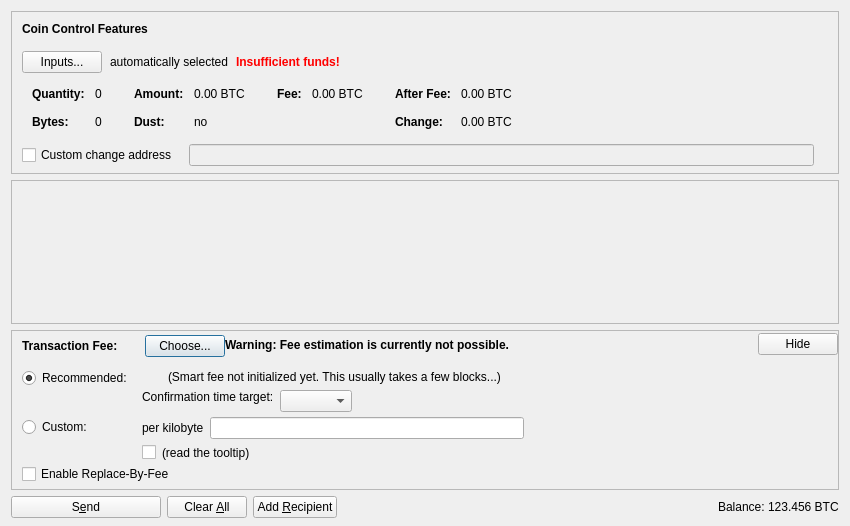
Old version of the form src/qt/forms/sendcoinsdialog.ui in the repository SvenKercher/dd4.
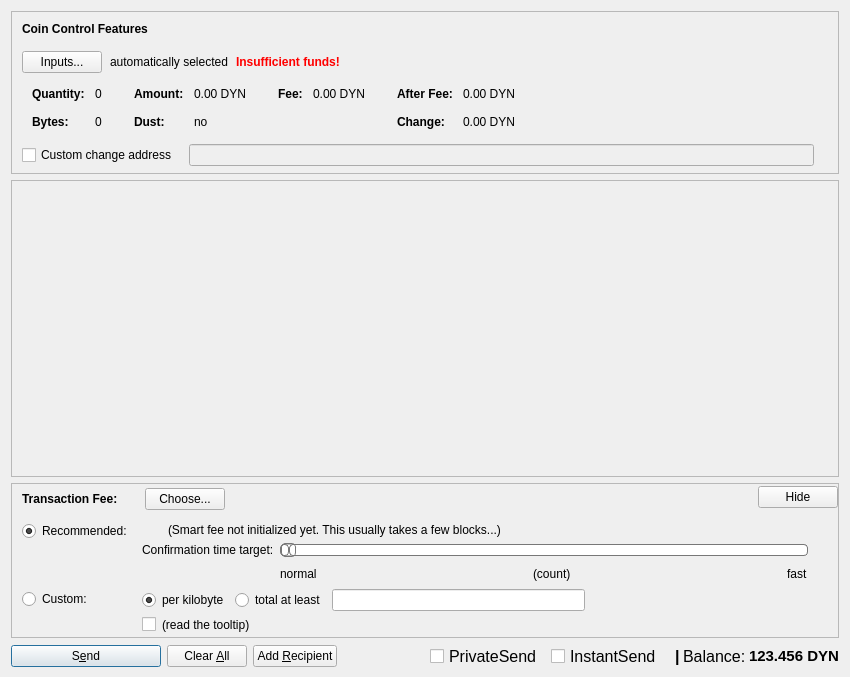
New version of the form. Icons and pictures are not drawn. Custom widgets are drawn as their Qt base class.

Patch:
```diff
--- a/src/qt/forms/sendcoinsdialog.ui
+++ b/src/qt/forms/sendcoinsdialog.ui
@@ -7,7 +7,7 @@
     <x>0</x>
     <y>0</y>
     <width>850</width>
-    <height>526</height>
+    <height>677</height>
    </rect>
   </property>
   <property name="windowTitle">
@@ -324,7 +324,7 @@
                   <enum>Qt::ActionsContextMenu</enum>
                  </property>
                  <property name="text">
-                  <string notr="true">0.00 BTC</string>
+                  <string notr="true">0.00 DYN</string>
                  </property>
                  <property name="textInteractionFlags">
                   <set>Qt::LinksAccessibleByMouse|Qt::TextSelectableByKeyboard|Qt::TextSelectableByMouse</set>
@@ -404,7 +404,7 @@
                   <enum>Qt::ActionsContextMenu</enum>
                  </property>
                  <property name="text">
-                  <string notr="true">0.00 BTC</string>
+                  <string notr="true">0.00 DYN</string>
                  </property>
                  <property name="textInteractionFlags">
                   <set>Qt::LinksAccessibleByMouse|Qt::TextSelectableByKeyboard|Qt::TextSelectableByMouse</set>
@@ -455,7 +455,7 @@
                   <enum>Qt::ActionsContextMenu</enum>
                  </property>
                  <property name="text">
-                  <string notr="true">0.00 BTC</string>
+                  <string notr="true">0.00 DYN</string>
                  </property>
                  <property name="textInteractionFlags">
                   <set>Qt::LinksAccessibleByMouse|Qt::TextSelectableByKeyboard|Qt::TextSelectableByMouse</set>
@@ -484,7 +484,7 @@
                   <enum>Qt::ActionsContextMenu</enum>
                  </property>
                  <property name="text">
-                  <string notr="true">0.00 BTC</string>
+                  <string notr="true">0.00 DYN</string>
                  </property>
                  <property name="textInteractionFlags">
                   <set>Qt::LinksAccessibleByMouse|Qt::TextSelectableByKeyboard|Qt::TextSelectableByMouse</set>
@@ -587,8 +587,8 @@
        <rect>
         <x>0</x>
         <y>0</y>
-        <width>830</width>
-        <height>104</height>
+        <width>824</width>
+        <height>166</height>
        </rect>
       </property>
       <layout class="QVBoxLayout" name="verticalLayout_2" stretch="0,1">
@@ -759,33 +759,11 @@
             </item>
            </layout>
           </item>
-          <item>
-           <widget class="QLabel" name="fallbackFeeWarningLabel">
-            <property name="toolTip">
-             <string>Using the fallbackfee can result in sending a transaction that will take several hours or days (or never) to confirm. Consider choosing your fee manually or wait until you have validated the complete chain.</string>
-            </property>
-            <property name="font">
-            <font>
-                <weight>75</weight>
-                <bold>true</bold>
-            </font>
-            </property>
-            <property name="text">
-             <string>Warning: Fee estimation is currently not possible.</string>
-            </property>
-            <property name="wordWrap">
-             <bool>false</bool>
-            </property>
-           </widget>
-          </item>
           <item>
            <spacer name="horizontalSpacer_4">
             <property name="orientation">
              <enum>Qt::Horizontal</enum>
             </property>
-            <property name="sizeType">
-             <enum>QSizePolicy::MinimumExpanding</enum>
-            </property>
             <property name="sizeHint" stdset="0">
              <size>
               <width>40</width>
@@ -846,19 +824,36 @@
                <item>
                 <layout class="QHBoxLayout" name="horizontalLayoutFee13">
                  <item>
-                  <widget class="QLabel" name="labelCustomPerKilobyte">
+                  <widget class="QRadioButton" name="radioCustomPerKilobyte">
                    <property name="toolTip">
-                    <string>Specify a custom fee per kB (1,000 bytes) of the transaction's virtual size.
-
-Note:  Since the fee is calculated on a per-byte basis, a fee of "100 satoshis per kB" for a transaction size of 500 bytes (half of 1 kB) would ultimately yield a fee of only 50 satoshis.</string>
+                    <string>If the custom fee is set to 1000 satoshis and the transaction is only 250 bytes, then &quot;per kilobyte&quot; only pays 250 satoshis in fee,&lt;br /&gt;while &quot;at least&quot; pays 1000 satoshis. For transactions bigger than a kilobyte both pay by kilobyte.</string>
                    </property>
                    <property name="text">
                     <string>per kilobyte</string>
                    </property>
+                   <property name="checked">
+                    <bool>true</bool>
+                   </property>
+                   <attribute name="buttonGroup">
+                    <string notr="true">groupCustomFee</string>
+                   </attribute>
                   </widget>
                  </item>
                  <item>
-                  <widget class="BitcoinAmountField" name="customFee"/>
+                  <widget class="QRadioButton" name="radioCustomAtLeast">
+                   <property name="toolTip">
+                    <string>If the custom fee is set to 1000 satoshis and the transaction is only 250 bytes, then &quot;per kilobyte&quot; only pays 250 satoshis in fee,&lt;br /&gt;while &quot;total at least&quot; pays 1000 satoshis. For transactions bigger than a kilobyte both pay by kilobyte.</string>
+                   </property>
+                   <property name="text">
+                    <string>total at least</string>
+                   </property>
+                   <attribute name="buttonGroup">
+                    <string notr="true">groupCustomFee</string>
+                   </attribute>
+                  </widget>
+                 </item>
+                 <item>
+                  <widget class="DynamicAmountField" name="customFee"/>
                  </item>
                  <item>
                   <spacer name="horizontalSpacer_6">
@@ -880,7 +875,7 @@
                  <item>
                   <widget class="QCheckBox" name="checkBoxMinimumFee">
                    <property name="toolTip">
-                    <string>Paying only the minimum fee is just fine as long as there is less transaction volume than space in the blocks. But be aware that this can end up in a never confirming transaction once there is more demand for bitcoin transactions than the network can process.</string>
+                    <string>Paying only the minimum fee is just fine as long as there is less transaction volume than space in the blocks.&lt;br /&gt;But be aware that this can end up in a never confirming transaction once there is more demand for Dynamic transactions than the network can process.</string>
                    </property>
                    <property name="text">
                     <string/>
@@ -893,7 +888,7 @@
                     <bool>true</bool>
                    </property>
                    <property name="toolTip">
-                    <string>Paying only the minimum fee is just fine as long as there is less transaction volume than space in the blocks. But be aware that this can end up in a never confirming transaction once there is more demand for bitcoin transactions than the network can process.</string>
+                    <string>Paying only the minimum fee is just fine as long as there is less transaction volume than space in the blocks.&lt;br /&gt;But be aware that this can end up in a never confirming transaction once there is more demand for Dynamic transactions than the network can process.</string>
                    </property>
                    <property name="text">
                     <string>(read the tooltip)</string>
@@ -1064,15 +1059,102 @@
                     <number>30</number>
                    </property>
                    <item>
-                    <layout class="QHBoxLayout" name="horizontalLayoutConfTarget">
-                     <property name="bottomMargin">
+                    <widget class="QSlider" name="sliderSmartFee">
+                     <property name="styleSheet">
+                      <string notr="true">QSlider::groove:horizontal {
+border: 1px solid #bbb;
+background: white;
+height: 10px;
+border-radius: 4px;
+}
+
+QSlider::sub-page:horizontal {
+background: qlineargradient(x1: 0, y1: 0,    x2: 0, y2: 1,
+    stop: 0 #66e, stop: 1 #bbf);
+background: qlineargradient(x1: 0, y1: 0.2, x2: 1, y2: 1,
+    stop: 0 #bbf, stop: 1 #520072);
+border: 1px solid #777;
+height: 10px;
+border-radius: 4px;
+}
+
+QSlider::add-page:horizontal {
+background: #fff;
+border: 1px solid #777;
+height: 10px;
+border-radius: 4px;
+}
+
+QSlider::handle:horizontal {
+background: qlineargradient(x1:0, y1:0, x2:1, y2:1,
+    stop:0 #eee, stop:1 #520072);
+border: 1px solid #777;
+width: 13px;
+margin-top: -2px;
+margin-bottom: -2px;
+border-radius: 4px;
+}
+
+QSlider::handle:horizontal:hover {
+background: qlineargradient(x1:0, y1:0, x2:1, y2:1,
+    stop:0 #fff, stop:1 #ddd);
+border: 1px solid #444;
+border-radius: 4px;
+}
+
+QSlider::sub-page:horizontal:disabled {
+background: #bbb;
+border-color: #999;
+}
+
+QSlider::add-page:horizontal:disabled {
+background: #eee;
+border-color: #999;
+}
+
+QSlider::handle:horizontal:disabled {
+background: #eee;
+border: 1px solid #aaa;
+border-radius: 4px;
+}</string>
+                     </property>
+                     <property name="minimum">
                       <number>0</number>
                      </property>
+                     <property name="maximum">
+                      <number>23</number>
+                     </property>
+                     <property name="pageStep">
+                      <number>1</number>
+                     </property>
+                     <property name="value">
+                      <number>0</number>
+                     </property>
+                     <property name="orientation">
+                      <enum>Qt::Horizontal</enum>
+                     </property>
+                     <property name="invertedAppearance">
+                      <bool>false</bool>
+                     </property>
+                     <property name="invertedControls">
+                      <bool>false</bool>
+                     </property>
+                     <property name="tickPosition">
+                      <enum>QSlider::NoTicks</enum>
+                     </property>
+                    </widget>
+                   </item>
+                   <item>
+                    <layout class="QHBoxLayout" name="horizontalLayoutFee10">
                      <item>
-                      <widget class="QComboBox" name="confTargetSelector"/>
+                      <widget class="QLabel" name="labelSmartFeeNormal">
+                       <property name="text">
+                        <string>normal</string>
+                       </property>
+                      </widget>
                      </item>
                      <item>
-                      <spacer name="horizontalSpacerConfTarget">
+                      <spacer name="horizontalSpacer_7">
                        <property name="orientation">
                         <enum>Qt::Horizontal</enum>
                        </property>
@@ -1084,6 +1166,33 @@
                        </property>
                       </spacer>
                      </item>
+                     <item>
+                      <widget class="QLabel" name="confirmationTargetLabel">
+                       <property name="text">
+                        <string>(count)</string>
+                       </property>
+                      </widget>
+                     </item>
+                     <item>
+                      <spacer name="horizontalSpacer_3">
+                       <property name="orientation">
+                        <enum>Qt::Horizontal</enum>
+                       </property>
+                       <property name="sizeHint" stdset="0">
+                        <size>
+                         <width>40</width>
+                         <height>20</height>
+                        </size>
+                       </property>
+                      </spacer>
+                     </item>
+                     <item>
+                      <widget class="QLabel" name="labelSmartFeeFast">
+                       <property name="text">
+                        <string>fast</string>
+                       </property>
+                      </widget>
+                     </item>
                     </layout>
                    </item>
                   </layout>
@@ -1107,16 +1216,6 @@
              </item>
             </layout>
            </item>
-           <item>
-            <widget class="QCheckBox" name="optInRBF">
-             <property name="text">
-              <string>Enable Replace-By-Fee</string>
-             </property>
-             <property name="toolTip">
-              <string>With Replace-By-Fee (BIP-125) you can increase a transaction's fee after it is sent. Without this, a higher fee may be recommended to compensate for increased transaction delay risk.</string>
-             </property>
-            </widget>
-           </item>
           </layout>
          </widget>
         </item>
@@ -1127,8 +1226,8 @@
           </property>
           <property name="sizeHint" stdset="0">
            <size>
-            <width>40</width>
-            <height>5</height>
+            <width>800</width>
+            <height>1</height>
            </size>
           </property>
          </spacer>
@@ -1154,15 +1253,11 @@
        <property name="text">
         <string>S&amp;end</string>
        </property>
-       <property name="icon">
-        <iconset resource="../bitcoin.qrc">
-         <normaloff>:/icons/send</normaloff>:/icons/send</iconset>
-       </property>
        <property name="autoDefault">
         <bool>false</bool>
        </property>
        <property name="default">
-        <bool>false</bool>
+        <bool>true</bool>
        </property>
       </widget>
      </item>
@@ -1180,10 +1275,6 @@
        <property name="text">
         <string>Clear &amp;All</string>
        </property>
-       <property name="icon">
-        <iconset resource="../bitcoin.qrc">
-         <normaloff>:/icons/remove</normaloff>:/icons/remove</iconset>
-       </property>
        <property name="autoDefault">
         <bool>false</bool>
        </property>
@@ -1197,10 +1288,6 @@
        <property name="text">
         <string>Add &amp;Recipient</string>
        </property>
-       <property name="icon">
-        <iconset resource="../bitcoin.qrc">
-         <normaloff>:/icons/add</normaloff>:/icons/add</iconset>
-       </property>
        <property name="autoDefault">
         <bool>false</bool>
        </property>
@@ -1224,13 +1311,104 @@
        <property name="spacing">
         <number>3</number>
        </property>
+       <item>
+        <widget class="QCheckBox" name="checkUsePrivateSend">
+         <property name="minimumSize">
+          <size>
+           <width>95</width>
+           <height>0</height>
+          </size>
+         </property>
+         <property name="font">
+          <font>
+           <pointsize>12</pointsize>
+           <weight>50</weight>
+           <bold>false</bold>
+           <stylestrategy>PreferAntialias</stylestrategy>
+           <kerning>true</kerning>
+          </font>
+         </property>
+         <property name="text">
+          <string>PrivateSend</string>
+         </property>
+         <property name="iconSize">
+          <size>
+           <width>16</width>
+           <height>16</height>
+          </size>
+         </property>
+         <property name="checked">
+          <bool>false</bool>
+         </property>
+        </widget>
+       </item>
+       <item>
+        <spacer name="horizontalSpacer_7">
+         <property name="orientation">
+          <enum>Qt::Horizontal</enum>
+         </property>
+         <property name="sizeHint" stdset="0">
+          <size>
+           <width>5</width>
+           <height>20</height>
+          </size>
+         </property>
+        </spacer>
+       </item>
+       <item>
+        <widget class="QCheckBox" name="checkUseInstantSend">
+         <property name="enabled">
+          <bool>true</bool>
+         </property>
+         <property name="minimumSize">
+          <size>
+           <width>85</width>
+           <height>0</height>
+          </size>
+         </property>
+         <property name="font">
+          <font>
+           <pointsize>12</pointsize>
+          </font>
+         </property>
+         <property name="text">
+          <string>InstantSend</string>
+         </property>
+        </widget>
+       </item>
+       <item>
+        <spacer name="horizontalSpacer_8">
+         <property name="orientation">
+          <enum>Qt::Horizontal</enum>
+         </property>
+         <property name="sizeHint" stdset="0">
+          <size>
+           <width>10</width>
+           <height>20</height>
+          </size>
+         </property>
+        </spacer>
+       </item>
+       <item>
+        <widget class="QLabel" name="label_2">
+         <property name="font">
+          <font>
+           <pointsize>12</pointsize>
+           <weight>75</weight>
+           <bold>true</bold>
+          </font>
+         </property>
+         <property name="text">
+          <string>|</string>
+         </property>
+        </widget>
+       </item>
        <item>
         <widget class="QLabel" name="label">
-         <property name="sizePolicy">
-          <sizepolicy hsizetype="Preferred" vsizetype="Fixed">
-           <horstretch>0</horstretch>
-           <verstretch>0</verstretch>
-          </sizepolicy>
+         <property name="font">
+          <font>
+           <pointsize>12</pointsize>
+          </font>
          </property>
          <property name="text">
           <string>Balance:</string>
@@ -1245,11 +1423,18 @@
            <verstretch>0</verstretch>
           </sizepolicy>
          </property>
+         <property name="font">
+          <font>
+           <pointsize>11</pointsize>
+           <weight>75</weight>
+           <bold>true</bold>
+          </font>
+         </property>
          <property name="cursor">
           <cursorShape>IBeamCursor</cursorShape>
          </property>
          <property name="text">
-          <string notr="true">123.456 BTC</string>
+          <string notr="true">123.456 DYN</string>
          </property>
          <property name="textInteractionFlags">
           <set>Qt::LinksAccessibleByMouse|Qt::TextSelectableByKeyboard|Qt::TextSelectableByMouse</set>
@@ -1266,20 +1451,21 @@
   <customwidget>
    <class>QValidatedLineEdit</class>
    <extends>QLineEdit</extends>
-   <header>qt/qvalidatedlineedit.h</header>
+   <header>qvalidatedlineedit.h</header>
   </customwidget>
   <customwidget>
-   <class>BitcoinAmountField</class>
+   <class>DynamicAmountField</class>
    <extends>QLineEdit</extends>
-   <header>qt/bitcoinamountfield.h</header>
+   <header>dynamicamountfield.h</header>
    <container>1</container>
   </customwidget>
  </customwidgets>
  <resources>
-  <include location="../bitcoin.qrc"/>
+  <include location="../dynamic.qrc"/>
  </resources>
  <connections/>
  <buttongroups>
+  <buttongroup name="groupCustomFee"/>
   <buttongroup name="groupFee"/>
  </buttongroups>
 </ui>
```
